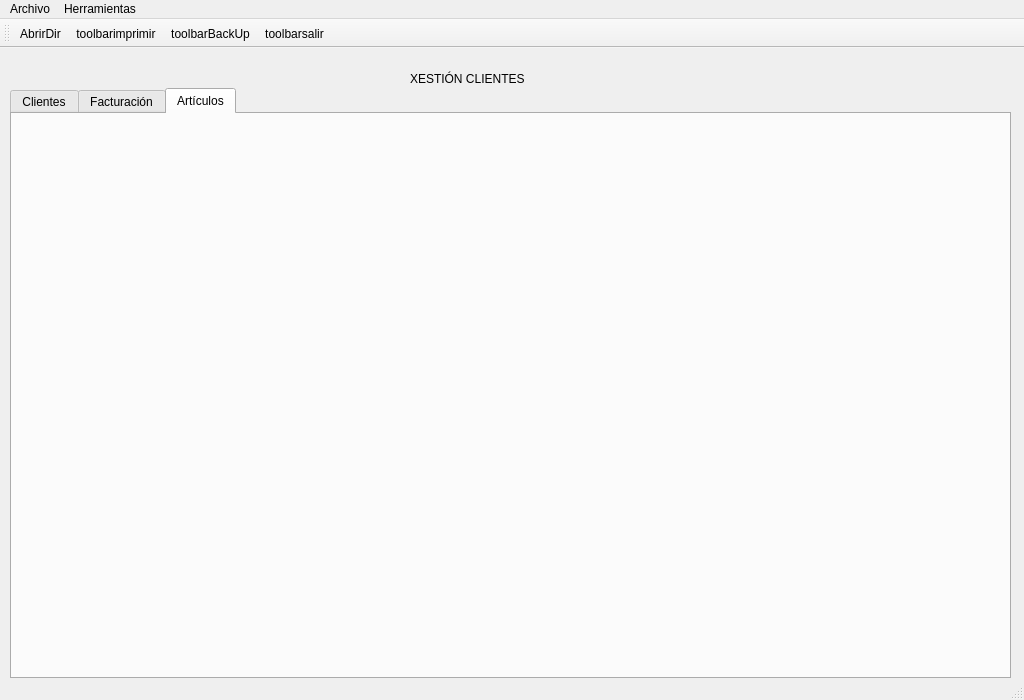
Old version of the form window.ui in the repository AdrianFernandezPerez/fernandezperez.
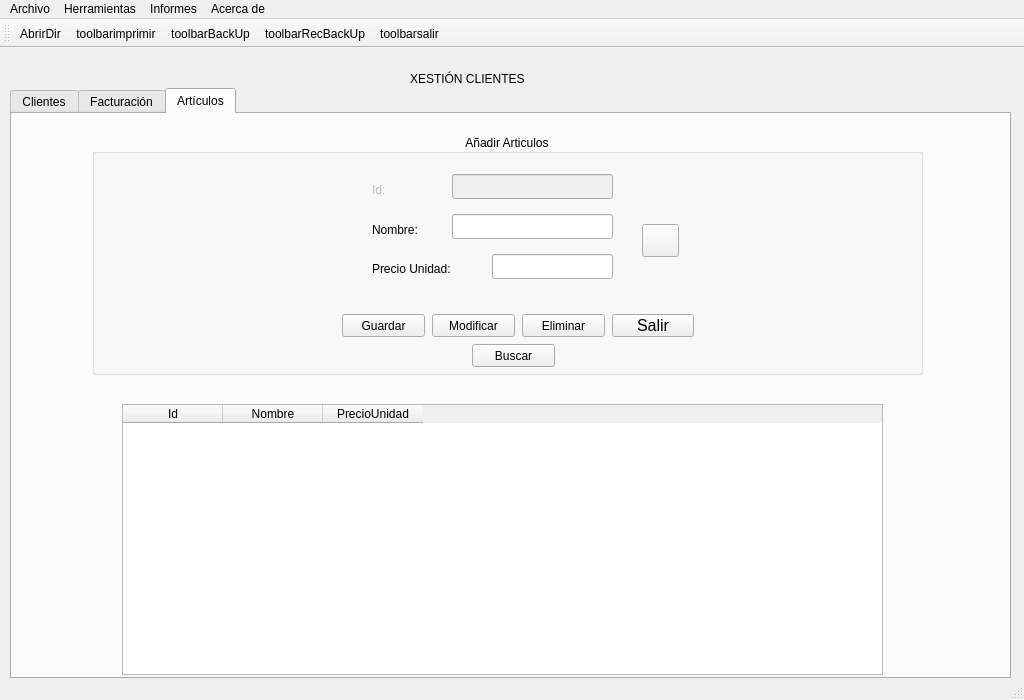
New version of the form. The open tabs and pages were chosen to show the change. Icons and pictures are not drawn.

Commit message: Empiezo con los informes

What changed in the file:
```diff
--- a/window.ui
+++ b/window.ui
@@ -579,6 +579,234 @@
      <attribute name="title">
       <string>Artículos</string>
      </attribute>
+     <widget class="QGroupBox" name="groupBox_2">
+      <property name="geometry">
+       <rect>
+        <x>80</x>
+        <y>20</y>
+        <width>831</width>
+        <height>241</height>
+       </rect>
+      </property>
+      <property name="layoutDirection">
+       <enum>Qt::LeftToRight</enum>
+      </property>
+      <property name="styleSheet">
+       <string notr="true">font: 75 12pt &quot;MS Shell Dlg 2&quot;;</string>
+      </property>
+      <property name="title">
+       <string>Añadir Articulos</string>
+      </property>
+      <property name="alignment">
+       <set>Qt::AlignCenter</set>
+      </property>
+      <widget class="QPushButton" name="btnSalirArticulo">
+       <property name="geometry">
+        <rect>
+         <x>520</x>
+         <y>180</y>
+         <width>82</width>
+         <height>23</height>
+        </rect>
+       </property>
+       <property name="font">
+        <font>
+         <family>MS Shell Dlg 2</family>
+         <pointsize>12</pointsize>
+         <weight>9</weight>
+         <italic>false</italic>
+         <bold>false</bold>
+        </font>
+       </property>
+       <property name="text">
+        <string>Salir</string>
+       </property>
+      </widget>
+      <widget class="QPushButton" name="btnGrabaArticulo">
+       <property name="geometry">
+        <rect>
+         <x>250</x>
+         <y>180</y>
+         <width>83</width>
+         <height>23</height>
+        </rect>
+       </property>
+       <property name="text">
+        <string>Guardar</string>
+       </property>
+      </widget>
+      <widget class="QPushButton" name="btnModifArticulo">
+       <property name="geometry">
+        <rect>
+         <x>340</x>
+         <y>180</y>
+         <width>83</width>
+         <height>23</height>
+        </rect>
+       </property>
+       <property name="text">
+        <string>Modificar</string>
+       </property>
+      </widget>
+      <widget class="QPushButton" name="btnBajaArticulo">
+       <property name="geometry">
+        <rect>
+         <x>430</x>
+         <y>180</y>
+         <width>83</width>
+         <height>23</height>
+        </rect>
+       </property>
+       <property name="text">
+        <string>Eliminar</string>
+       </property>
+      </widget>
+      <widget class="QLabel" name="lblNomeArticulo">
+       <property name="geometry">
+        <rect>
+         <x>280</x>
+         <y>80</y>
+         <width>63</width>
+         <height>31</height>
+        </rect>
+       </property>
+       <property name="styleSheet">
+        <string notr="true">font: 12pt &quot;MS Shell Dlg 2&quot;;</string>
+       </property>
+       <property name="text">
+        <string>Nombre:</string>
+       </property>
+      </widget>
+      <widget class="QLineEdit" name="txtNomeArticulo">
+       <property name="geometry">
+        <rect>
+         <x>360</x>
+         <y>80</y>
+         <width>161</width>
+         <height>25</height>
+        </rect>
+       </property>
+      </widget>
+      <widget class="QPushButton" name="btnRefrescarArticulo">
+       <property name="geometry">
+        <rect>
+         <x>550</x>
+         <y>90</y>
+         <width>37</width>
+         <height>33</height>
+        </rect>
+       </property>
+       <property name="text">
+        <string/>
+       </property>
+       <property name="icon">
+        <iconset>
+         <normaloff>img/refresh.png</normaloff>img/refresh.png</iconset>
+       </property>
+       <property name="iconSize">
+        <size>
+         <width>25</width>
+         <height>25</height>
+        </size>
+       </property>
+      </widget>
+      <widget class="QLineEdit" name="txtPrecioArticulo">
+       <property name="geometry">
+        <rect>
+         <x>400</x>
+         <y>120</y>
+         <width>121</width>
+         <height>25</height>
+        </rect>
+       </property>
+      </widget>
+      <widget class="QLabel" name="lblPrecioArticulo">
+       <property name="geometry">
+        <rect>
+         <x>280</x>
+         <y>120</y>
+         <width>111</width>
+         <height>29</height>
+        </rect>
+       </property>
+       <property name="styleSheet">
+        <string notr="true">font: 12pt &quot;MS Shell Dlg 2&quot;;</string>
+       </property>
+       <property name="text">
+        <string>Precio Unidad:</string>
+       </property>
+      </widget>
+      <widget class="QLineEdit" name="txtIdArticulo">
+       <property name="enabled">
+        <bool>false</bool>
+       </property>
+       <property name="geometry">
+        <rect>
+         <x>360</x>
+         <y>40</y>
+         <width>161</width>
+         <height>25</height>
+        </rect>
+       </property>
+      </widget>
+      <widget class="QLabel" name="lblIdArticulo">
+       <property name="enabled">
+        <bool>false</bool>
+       </property>
+       <property name="geometry">
+        <rect>
+         <x>280</x>
+         <y>40</y>
+         <width>63</width>
+         <height>31</height>
+        </rect>
+       </property>
+       <property name="styleSheet">
+        <string notr="true">font: 12pt &quot;MS Shell Dlg 2&quot;;</string>
+       </property>
+       <property name="text">
+        <string>Id:</string>
+       </property>
+      </widget>
+      <widget class="QPushButton" name="btnBuscaArticulo">
+       <property name="geometry">
+        <rect>
+         <x>380</x>
+         <y>210</y>
+         <width>83</width>
+         <height>23</height>
+        </rect>
+       </property>
+       <property name="text">
+        <string>Buscar</string>
+       </property>
+      </widget>
+     </widget>
+     <widget class="QTableWidget" name="tabArticulos">
+      <property name="geometry">
+       <rect>
+        <x>110</x>
+        <y>290</y>
+        <width>761</width>
+        <height>271</height>
+       </rect>
+      </property>
+      <column>
+       <property name="text">
+        <string>Id</string>
+       </property>
+      </column>
+      <column>
+       <property name="text">
+        <string>Nombre</string>
+       </property>
+      </column>
+      <column>
+       <property name="text">
+        <string>PrecioUnidad</string>
+       </property>
+      </column>
+     </widget>
     </widget>
    </widget>
    <widget class="QLabel" name="lblClientes">
@@ -628,14 +856,33 @@
     <addaction name="actionCrear_Backup"/>
     <addaction name="actionRecuperar_Backup"/>
    </widget>
+   <widget class="QMenu" name="menuInformes">
+    <property name="title">
+     <string>Informes</string>
+    </property>
+    <addaction name="actionListado_Clientes"/>
+   </widget>
+   <widget class="QMenu" name="menuAcerca_de">
+    <property name="title">
+     <string>Acerca de</string>
+    </property>
+   </widget>
    <addaction name="menuArchivo"/>
    <addaction name="menuHerramientas"/>
+   <addaction name="menuInformes"/>
+   <addaction name="menuAcerca_de"/>
   </widget>
   <widget class="QStatusBar" name="statusbar"/>
   <widget class="QToolBar" name="toolBar">
    <property name="windowTitle">
     <string>toolBar</string>
    </property>
+   <property name="iconSize">
+    <size>
+     <width>32</width>
+     <height>32</height>
+    </size>
+   </property>
    <attribute name="toolBarArea">
     <enum>TopToolBarArea</enum>
    </attribute>
@@ -645,6 +892,7 @@
    <addaction name="toolbarAbrirDir"/>
    <addaction name="actiontoolbarimprimir"/>
    <addaction name="toolbarBackUp"/>
+   <addaction name="toolbarRecBackUp"/>
    <addaction name="actiontoolbarsalir"/>
   </widget>
   <action name="actionSalir">
@@ -726,6 +974,23 @@
     <string>toolbarimprimir</string>
    </property>
   </action>
+  <action name="toolbarRecBackUp">
+   <property name="icon">
+    <iconset>
+     <normaloff>img/recBackup.png</normaloff>img/recBackup.png</iconset>
+   </property>
+   <property name="text">
+    <string>toolbarRecBackUp</string>
+   </property>
+   <property name="toolTip">
+    <string>toolbarRecBackUp</string>
+   </property>
+  </action>
+  <action name="actionListado_Clientes">
+   <property name="text">
+    <string>Listado Clientes</string>
+   </property>
+  </action>
  </widget>
  <resources>
   <include location="toolbarsalir.qrc"/>
```
Left out of the diff: 276 changed lines with no effect on the pictures. The commit also changes 13 other files.
